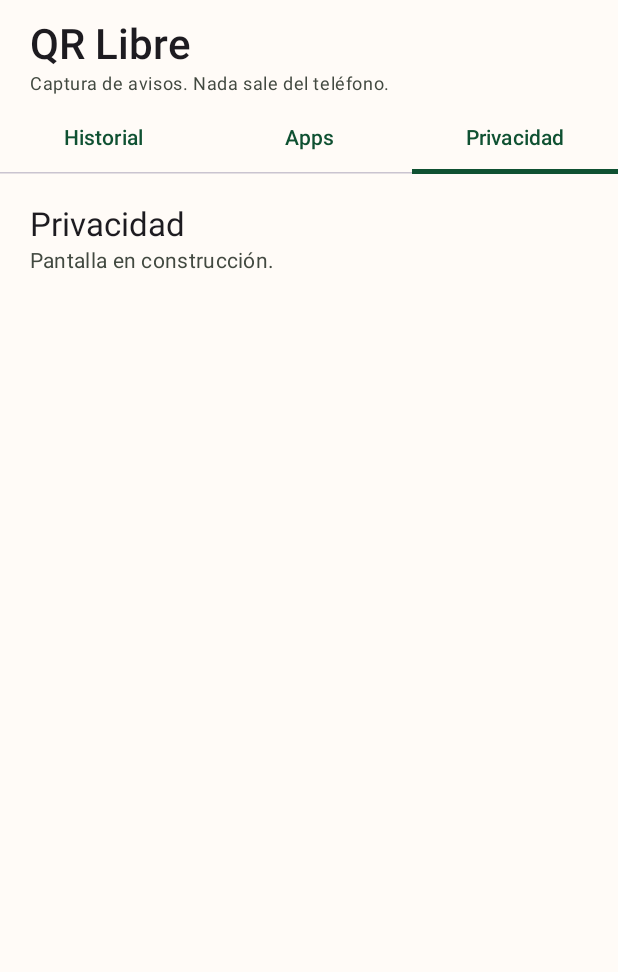
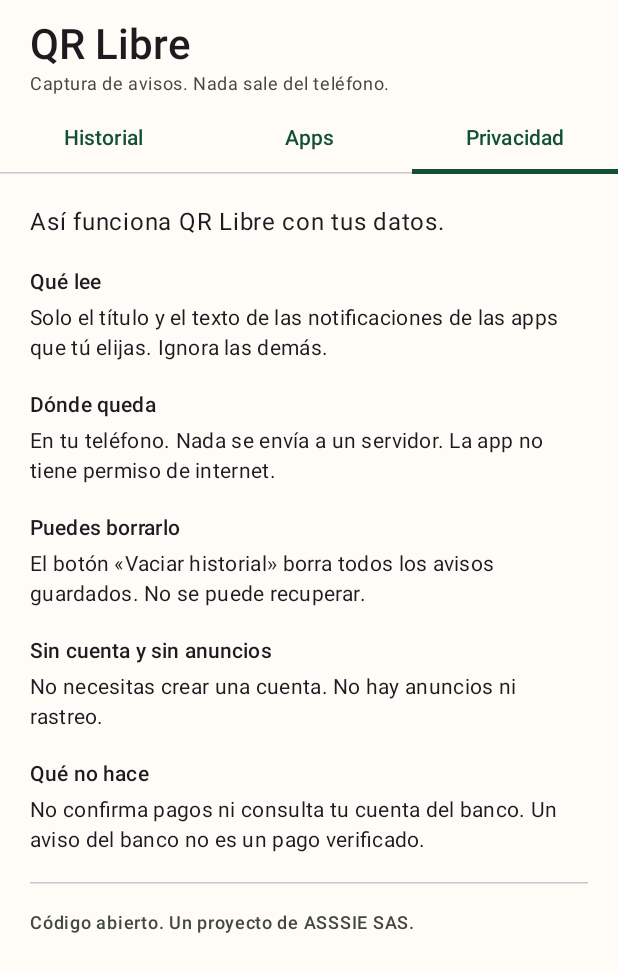
Before and after one commit to ASSSIE-SAS/qr-libre, an Android app built with Jetpack Compose: the screen it shows after launch (MainActivity), tab 3 chosen, on a phone screen of 412 x 824 dp. Shown: the top 972 px of the screen. Run offline under Robolectric (Android 15) with nearby library versions, the phone set to English and light mode, and no system bars.

Commit message:
feat(android): add the app picker, privacy and text to speech

```diff
--- a/android/app/src/main/java/co/asssie/qrlibre/ui/HistoryScreen.kt
+++ b/android/app/src/main/java/co/asssie/qrlibre/ui/HistoryScreen.kt
@@ -48,6 +48,9 @@ import kotlinx.coroutines.withContext
 @Composable
 internal fun HistoryScreen(
     notificationAccess: Boolean,
+    ttsReady: Boolean,
+    ttsMessage: String?,
+    onSpeak: () -> Unit,
     onOpenNotificationSettings: () -> Unit,
 ) {
     val context = LocalContext.current
@@ -66,6 +69,7 @@ internal fun HistoryScreen(
         verticalArrangement = Arrangement.spacedBy(12.dp),
     ) {
         item { PermissionCard(notificationAccess, onOpenNotificationSettings) }
+        item { VoiceCard(ttsReady, ttsMessage, onSpeak) }
         item {
             Row(
                 modifier = Modifier.fillMaxWidth(),
@@ -183,6 +187,40 @@ private fun PermissionCard(granted: Boolean, onOpenSettings: () -> Unit) {
 }
 
 @Composable
+private fun VoiceCard(ready: Boolean, message: String?, onSpeak: () -> Unit) {
+    Card {
+        Column(
+            modifier = Modifier
+                .fillMaxWidth()
+                .padding(16.dp),
+            verticalArrangement = Arrangement.spacedBy(8.dp),
+        ) {
+            Text(
+                text = stringResource(R.string.voice_title),
+                style = MaterialTheme.typography.titleMedium,
+            )
+            Text(
+                text = stringResource(
+                    if (ready) R.string.voice_ready else R.string.voice_explanation,
+                ),
+                style = MaterialTheme.typography.bodySmall,
+                color = MaterialTheme.colorScheme.onSurfaceVariant,
+            )
+            if (message != null) {
+                Text(
+                    text = message,
+                    style = MaterialTheme.typography.bodySmall,
+                    color = MaterialTheme.colorScheme.error,
+                )
+            }
+            OutlinedButton(onClick = onSpeak) {
+                Text(stringResource(R.string.voice_action))
+            }
+        }
+    }
+}
+
+@Composable
 private fun CaptureRow(capture: Capture) {
     Card {
         Column(
--- /dev/null
+++ b/android/app/src/main/java/co/asssie/qrlibre/ui/PrivacyScreen.kt
@@ -0,0 +1,59 @@
+package co.asssie.qrlibre.ui
+
+import androidx.compose.foundation.layout.Arrangement
+import androidx.compose.foundation.layout.Column
+import androidx.compose.foundation.layout.fillMaxSize
+import androidx.compose.foundation.layout.padding
+import androidx.compose.foundation.rememberScrollState
+import androidx.compose.foundation.verticalScroll
+import androidx.compose.material3.HorizontalDivider
+import androidx.compose.material3.MaterialTheme
+import androidx.compose.material3.Text
+import androidx.compose.runtime.Composable
+import androidx.compose.ui.Modifier
+import androidx.compose.ui.res.stringResource
+import androidx.compose.ui.text.font.FontWeight
+import androidx.compose.ui.unit.dp
+import co.asssie.qrlibre.R
+
+@Composable
+internal fun PrivacyScreen() {
+    Column(
+        modifier = Modifier
+            .fillMaxSize()
+            .verticalScroll(rememberScrollState())
+            .padding(start = 20.dp, end = 20.dp, top = 20.dp, bottom = 32.dp),
+        verticalArrangement = Arrangement.spacedBy(18.dp),
+    ) {
+        Text(
+            text = stringResource(R.string.privacy_intro),
+            style = MaterialTheme.typography.bodyLarge,
+        )
+        PrivacySection(R.string.privacy_reads_title, R.string.privacy_reads_body)
+        PrivacySection(R.string.privacy_stays_title, R.string.privacy_stays_body)
+        PrivacySection(R.string.privacy_delete_title, R.string.privacy_delete_body)
+        PrivacySection(R.string.privacy_identity_title, R.string.privacy_identity_body)
+        PrivacySection(R.string.privacy_limit_title, R.string.privacy_limit_body)
+        HorizontalDivider()
+        Text(
+            text = stringResource(R.string.privacy_source),
+            style = MaterialTheme.typography.labelMedium,
+            color = MaterialTheme.colorScheme.onSurfaceVariant,
+        )
+    }
+}
+
+@Composable
+private fun PrivacySection(titleRes: Int, bodyRes: Int) {
+    Column(verticalArrangement = Arrangement.spacedBy(4.dp)) {
+        Text(
+            text = stringResource(titleRes),
+            style = MaterialTheme.typography.titleSmall,
+            fontWeight = FontWeight.SemiBold,
+        )
+        Text(
+            text = stringResource(bodyRes),
+            style = MaterialTheme.typography.bodyMedium,
+        )
+    }
+}
--- a/android/app/src/main/java/co/asssie/qrlibre/ui/QrLibreApp.kt
+++ b/android/app/src/main/java/co/asssie/qrlibre/ui/QrLibreApp.kt
@@ -26,6 +26,9 @@ import co.asssie.qrlibre.R
 @Composable
 fun QrLibreApp(
     notificationAccess: Boolean,
+    ttsReady: Boolean,
+    ttsMessage: String?,
+    onSpeak: () -> Unit,
     onOpenNotificationSettings: () -> Unit,
 ) {
     var tab by rememberSaveable { mutableStateOf(0) }
@@ -72,25 +75,14 @@ fun QrLibreApp(
             when (tab) {
                 0 -> HistoryScreen(
                     notificationAccess = notificationAccess,
+                    ttsReady = ttsReady,
+                    ttsMessage = ttsMessage,
+                    onSpeak = onSpeak,
                     onOpenNotificationSettings = onOpenNotificationSettings,
                 )
-                else -> ScaffoldMessage(stringResource(tabLabels[tab]))
+                1 -> AppsScreen()
+                else -> PrivacyScreen()
             }
         }
     }
 }
-
-@Composable
-private fun ScaffoldMessage(title: String) {
-    Column(modifier = Modifier.padding(20.dp)) {
-        Text(
-            text = title,
-            style = MaterialTheme.typography.titleLarge,
-        )
-        Text(
-            text = "Pantalla en construcción.",
-            style = MaterialTheme.typography.bodyMedium,
-            color = MaterialTheme.colorScheme.onSurfaceVariant,
-        )
-    }
-}
```
Also changed, not shown: android/app/src/main/AndroidManifest.xml (+8 -0 lines), android/app/src/main/java/co/asssie/qrlibre/MainActivity.kt (+70 -0 lines), android/app/src/main/java/co/asssie/qrlibre/ui/AppsScreen.kt (added, +254 -0 lines).
